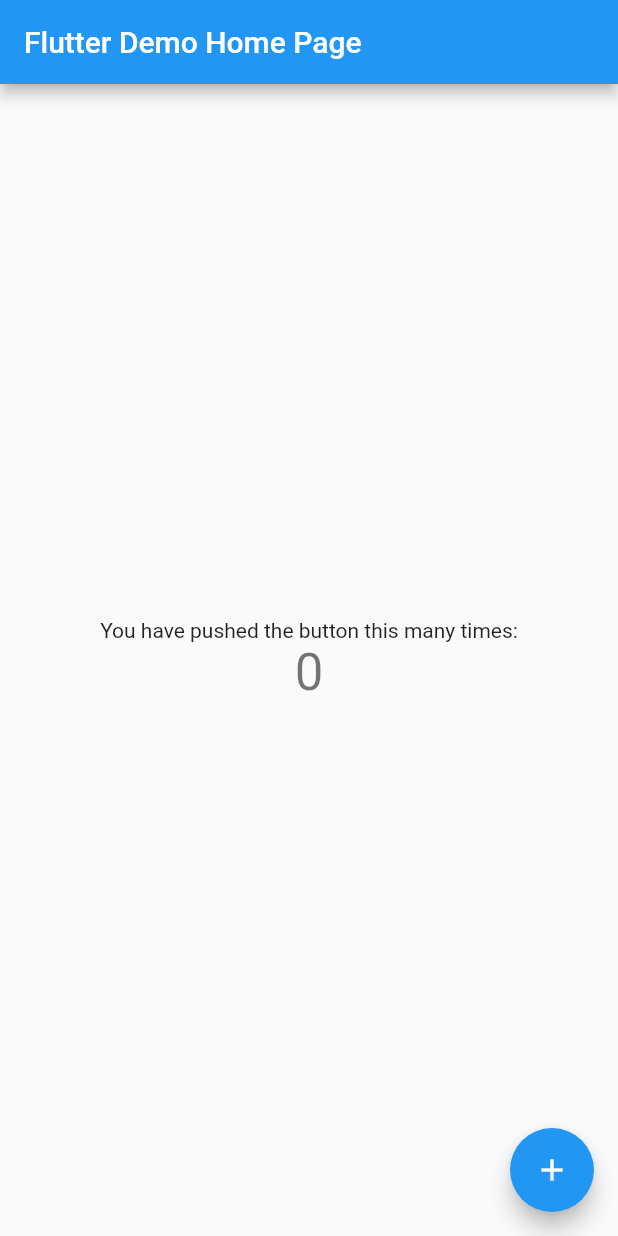
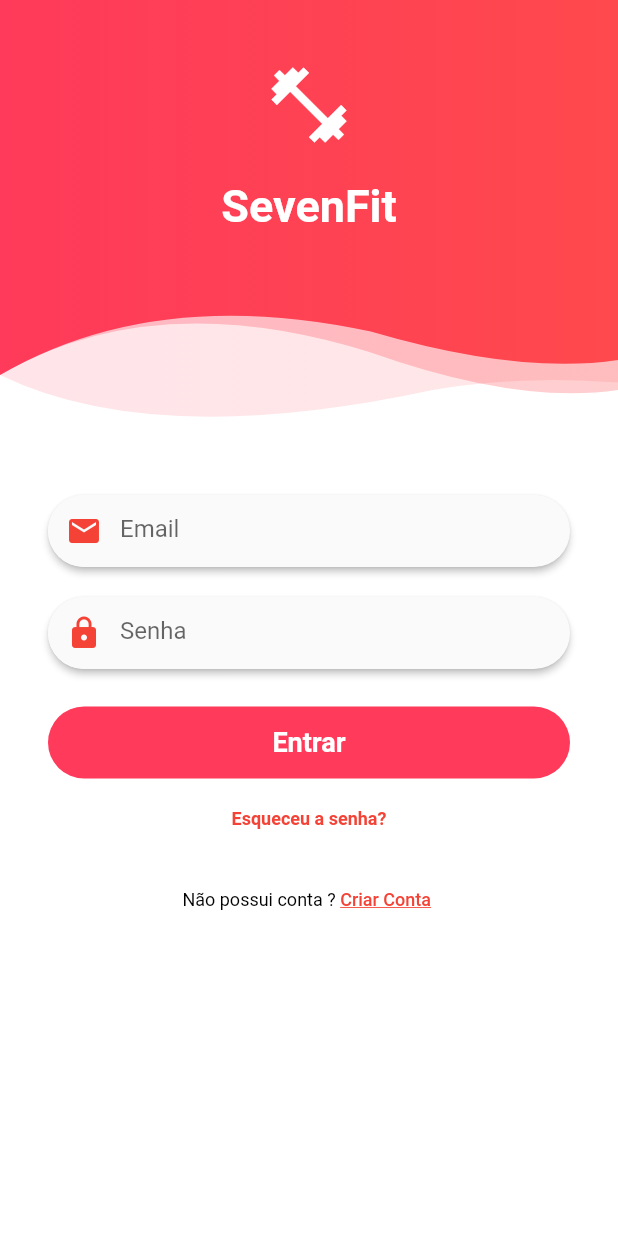
Before and after one commit to pflausino/seven-fit-app, a Flutter app: the screen it shows after launch, on a phone screen of 412 x 824 dp. Run offline on Flutter 3.47's test engine with Material 2 defaults, Android fonts, the phone set to English and light mode, and no system bars.

Commit message:
criação da tela de login

```diff
--- a/seven_fit/lib/main.dart
+++ b/seven_fit/lib/main.dart
@@ -1,111 +1,18 @@
 import 'package:flutter/material.dart';
+import 'package:seven_fit/screens/login_screen.dart';
 
 void main() => runApp(MyApp());
 
 class MyApp extends StatelessWidget {
-  // This widget is the root of your application.
   @override
   Widget build(BuildContext context) {
     return MaterialApp(
-      title: 'Flutter Demo',
+      title: "SevenFit",
       theme: ThemeData(
-        // This is the theme of your application.
-        //
-        // Try running your application with "flutter run". You'll see the
-        // application has a blue toolbar. Then, without quitting the app, try
-        // changing the primarySwatch below to Colors.green and then invoke
-        // "hot reload" (press "r" in the console where you ran "flutter run",
-        // or simply save your changes to "hot reload" in a Flutter IDE).
-        // Notice that the counter didn't reset back to zero; the application
-        // is not restarted.
-        primarySwatch: Colors.blue,
-      ),
-      home: MyHomePage(title: 'Flutter Demo Home Page'),
+          primarySwatch: Colors.blue,
+          primaryColor: Color.fromARGB(255, 4, 125, 141)),
+      debugShowCheckedModeBanner: false,
+      home: LoginScreen(),
     );
   }
 }
-
-class MyHomePage extends StatefulWidget {
-  MyHomePage({Key key, this.title}) : super(key: key);
-
-  // This widget is the home page of your application. It is stateful, meaning
-  // that it has a State object (defined below) that contains fields that affect
-  // how it looks.
-
-  // This class is the configuration for the state. It holds the values (in this
-  // case the title) provided by the parent (in this case the App widget) and
-  // used by the build method of the State. Fields in a Widget subclass are
-  // always marked "final".
-
-  final String title;
-
-  @override
-  _MyHomePageState createState() => _MyHomePageState();
-}
-
-class _MyHomePageState extends State<MyHomePage> {
-  int _counter = 0;
-
-  void _incrementCounter() {
-    setState(() {
-      // This call to setState tells the Flutter framework that something has
-      // changed in this State, which causes it to rerun the build method below
-      // so that the display can reflect the updated values. If we changed
-      // _counter without calling setState(), then the build method would not be
-      // called again, and so nothing would appear to happen.
-      _counter++;
-    });
-  }
-
-  @override
-  Widget build(BuildContext context) {
-    // This method is rerun every time setState is called, for instance as done
-    // by the _incrementCounter method above.
-    //
-    // The Flutter framework has been optimized to make rerunning build methods
-    // fast, so that you can just rebuild anything that needs updating rather
-    // than having to individually change instances of widgets.
-    return Scaffold(
-      appBar: AppBar(
-        // Here we take the value from the MyHomePage object that was created by
-        // the App.build method, and use it to set our appbar title.
-        title: Text(widget.title),
-      ),
-      body: Center(
-        // Center is a layout widget. It takes a single child and positions it
-        // in the middle of the parent.
-        child: Column(
-          // Column is also a layout widget. It takes a list of children and
-          // arranges them vertically. By default, it sizes itself to fit its
-          // children horizontally, and tries to be as tall as its parent.
-          //
-          // Invoke "debug painting" (press "p" in the console, choose the
-          // "Toggle Debug Paint" action from the Flutter Inspector in Android
-          // Studio, or the "Toggle Debug Paint" command in Visual Studio Code)
-          // to see the wireframe for each widget.
-          //
-          // Column has various properties to control how it sizes itself and
-          // how it positions its children. Here we use mainAxisAlignment to
-          // center the children vertically; the main axis here is the vertical
-          // axis because Columns are vertical (the cross axis would be
-          // horizontal).
-          mainAxisAlignment: MainAxisAlignment.center,
-          children: <Widget>[
-            Text(
-              'You have pushed the button this many times:',
-            ),
-            Text(
-              '$_counter',
-              style: Theme.of(context).textTheme.display1,
-            ),
-          ],
-        ),
-      ),
-      floatingActionButton: FloatingActionButton(
-        onPressed: _incrementCounter,
-        tooltip: 'Increment',
-        child: Icon(Icons.add),
-      ), // This trailing comma makes auto-formatting nicer for build methods.
-    );
-  }
-}
--- /dev/null
+++ b/seven_fit/lib/screens/login_screen.dart
@@ -0,0 +1,243 @@
+import 'package:flutter/material.dart';
+
+class LoginScreen extends StatefulWidget {
+  @override
+  _LoginScreenState createState() => _LoginScreenState();
+}
+
+class _LoginScreenState extends State<LoginScreen> {
+  @override
+  Widget build(BuildContext context) {
+    return Scaffold(
+      backgroundColor: Colors.white,
+      body: ListView(
+        children: <Widget>[
+          Stack(
+            children: <Widget>[
+              ClipPath(
+                clipper: WaveClipper2(),
+                child: Container(
+                  child: Column(),
+                  width: double.infinity,
+                  height: 300,
+                  decoration: BoxDecoration(
+                      gradient: LinearGradient(
+                          colors: [Color(0x22ff3a5a), Color(0x22fe494d)])),
+                ),
+              ),
+              ClipPath(
+                clipper: WaveClipper3(),
+                child: Container(
+                  child: Column(),
+                  width: double.infinity,
+                  height: 300,
+                  decoration: BoxDecoration(
+                      gradient: LinearGradient(
+                          colors: [Color(0x44ff3a5a), Color(0x44fe494d)])),
+                ),
+              ),
+              ClipPath(
+                clipper: WaveClipper1(),
+                child: Container(
+                  child: Column(
+                    children: <Widget>[
+                      SizedBox(height: 40.0),
+                      Icon(Icons.fitness_center,
+                          color: Colors.white, size: 60.0),
+                      SizedBox(height: 20),
+                      Text("SevenFit",
+                          style: TextStyle(
+                              color: Colors.white,
+                              fontWeight: FontWeight.w700,
+                              fontSize: 30)),
+                    ],
+                  ),
+                  width: double.infinity,
+                  height: 300,
+                  decoration: BoxDecoration(
+                      gradient: LinearGradient(
+                          colors: [Color(0xffff3a5a), Color(0xfffe494d)])),
+                ),
+              ),
+            ],
+          ),
+          SizedBox(height: 30),
+          Padding(
+            padding: EdgeInsets.symmetric(horizontal: 32),
+            child: Material(
+              elevation: 2.0,
+              borderRadius: BorderRadius.all(Radius.circular(30)),
+              child: TextField(
+                onChanged: (String value) {},
+                cursorColor: Colors.deepOrange,
+                decoration: InputDecoration(
+                  hintText: "Email",
+                  prefixIcon: Material(
+                    elevation: 0,
+                    borderRadius: BorderRadius.all(Radius.circular(30)),
+                    child: Icon(Icons.email, color: Colors.red),
+                  ),
+                  border: InputBorder.none,
+                  contentPadding:
+                      EdgeInsets.symmetric(horizontal: 25, vertical: 13),
+                ),
+              ),
+            ),
+          ),
+          SizedBox(height: 20),
+          Padding(
+            padding: EdgeInsets.symmetric(horizontal: 32),
+            child: Material(
+              elevation: 2.0,
+              borderRadius: BorderRadius.all(Radius.circular(30)),
+              child: TextField(
+                onChanged: (String value) {},
+                cursorColor: Colors.deepOrange,
+                decoration: InputDecoration(
+                  hintText: "Senha",
+                  prefixIcon: Material(
+                    elevation: 0,
+                    borderRadius: BorderRadius.all(Radius.circular(30)),
+                    child: Icon(Icons.lock, color: Colors.red),
+                  ),
+                  border: InputBorder.none,
+                  contentPadding:
+                      EdgeInsets.symmetric(horizontal: 25, vertical: 13),
+                ),
+              ),
+            ),
+          ),
+          SizedBox(height: 25),
+          Padding(
+            padding: EdgeInsets.symmetric(horizontal: 32),
+            child: Container(
+              decoration: BoxDecoration(
+                  borderRadius: BorderRadius.all(Radius.circular(100)),
+                  color: Color(0xffff3a5a)),
+              child: FlatButton(
+                child: Text(
+                  "Entrar",
+                  style: TextStyle(
+                      color: Colors.white,
+                      fontWeight: FontWeight.w700,
+                      fontSize: 18),
+                ),
+                onPressed: () {},
+              ),
+            ),
+          ),
+          SizedBox(height: 20),
+          Center(
+            child: Text(
+              "Esqueceu a senha?",
+              style: TextStyle(
+                  color: Colors.red, fontSize: 12, fontWeight: FontWeight.w700),
+            ),
+          ),
+          SizedBox(height: 40),
+          Row(
+            mainAxisAlignment: MainAxisAlignment.center,
+            children: <Widget>[
+              Text(
+                "Não possui conta ? ",
+                style: TextStyle(
+                    color: Colors.black,
+                    fontSize: 12,
+                    fontWeight: FontWeight.normal),
+              ),
+              Text(
+                "Criar Conta ",
+                style: TextStyle(
+                    color: Colors.red,
+                    fontSize: 12,
+                    fontWeight: FontWeight.w500,
+                    decoration: TextDecoration.underline),
+              )
+            ],
+          )
+        ],
+      ),
+    );
+  }
+}
+
+class WaveClipper1 extends CustomClipper<Path> {
+  @override
+  Path getClip(Size size) {
+    final path = Path();
+    path.lineTo(0.0, size.height - 50);
+
+    var firstEndPoint = Offset(size.width * 0.6, size.height - 29 - 50);
+    var firstControlPoint = Offset(size.width * .25, size.height - 60 - 50);
+    path.quadraticBezierTo(firstControlPoint.dx, firstControlPoint.dy,
+        firstEndPoint.dx, firstEndPoint.dy);
+
+    var secondEndPoint = Offset(size.width, size.height - 60);
+    var secondControlPoint = Offset(size.width * 0.84, size.height - 50);
+    path.quadraticBezierTo(secondControlPoint.dx, secondControlPoint.dy,
+        secondEndPoint.dx, secondEndPoint.dy);
+    path.lineTo(size.width, size.height);
+    path.lineTo(size.width, 0);
+    path.close();
+    return path;
+  }
+
+  @override
+  bool shouldReclip(CustomClipper<Path> oldClipper) {
+    return false;
+  }
+}
+
+class WaveClipper2 extends CustomClipper<Path> {
+  @override
+  Path getClip(Size size) {
+    final path = Path();
+    path.lineTo(0.0, size.height - 50);
+
+    var firstEndPoint = Offset(size.width * .7, size.height - 40);
+    var firstControlPoint = Offset(size.width * .25, size.height);
+    path.quadraticBezierTo(firstControlPoint.dx, firstControlPoint.dy,
+        firstEndPoint.dx, firstEndPoint.dy);
+
+    var secondEndPoint = Offset(size.width, size.height - 45);
+    var secondControlPoint = Offset(size.width * 0.84, size.height - 50);
+    path.quadraticBezierTo(secondControlPoint.dx, secondControlPoint.dy,
+        secondEndPoint.dx, secondEndPoint.dy);
+    path.lineTo(size.width, size.height);
+    path.lineTo(size.width, 0);
+    path.close();
+    return path;
+  }
+
+  @override
+  bool shouldReclip(CustomClipper<Path> oldClipper) {
+    return false;
+  }
+}
+
+class WaveClipper3 extends CustomClipper<Path> {
+  @override
+  Path getClip(Size size) {
+    final path = Path();
+    path.lineTo(0.0, size.height - 50);
+
+    var firstEndPoint = Offset(size.width * 0.6, size.height - 15 - 50);
+    var firstControlPoint = Offset(size.width * .25, size.height - 60 - 50);
+    path.quadraticBezierTo(firstControlPoint.dx, firstControlPoint.dy,
+        firstEndPoint.dx, firstEndPoint.dy);
+
+    var secondEndPoint = Offset(size.width, size.height - 40);
+    var secondControlPoint = Offset(size.width * 0.84, size.height - 30);
+    path.quadraticBezierTo(secondControlPoint.dx, secondControlPoint.dy,
+        secondEndPoint.dx, secondEndPoint.dy);
+    path.lineTo(size.width, size.height);
+    path.lineTo(size.width, 0);
+    path.close();
+    return path;
+  }
+
+  @override
+  bool shouldReclip(CustomClipper<Path> oldClipper) {
+    return false;
+  }
+}
```
Also changed, not shown: 2 other files.
